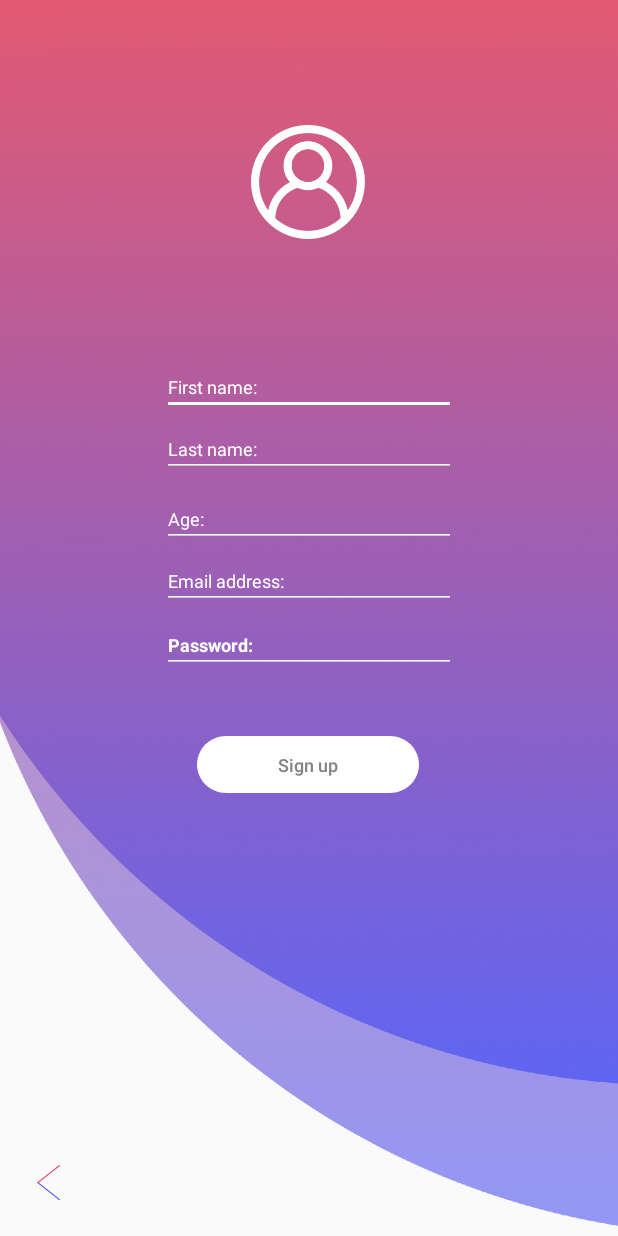
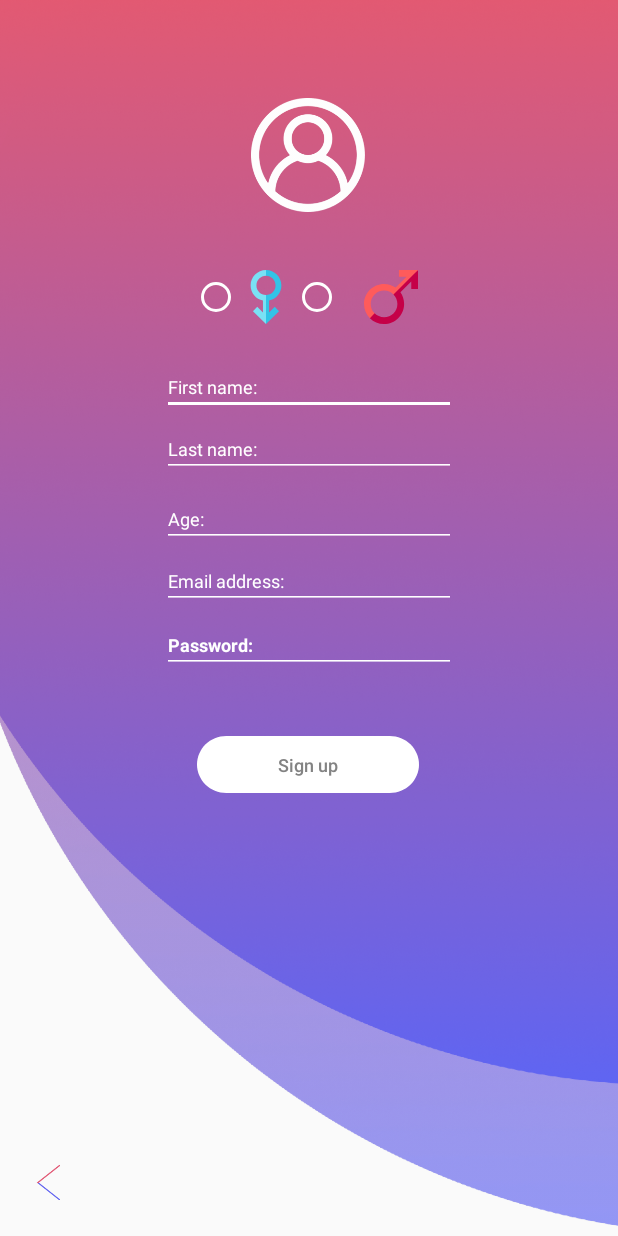
Before and after one commit to AmerBiro/Registeration_Design, an Android app: the Sign_Up screen opened directly, with no data from a screen before it, on a phone screen of 412 x 824 dp. Run offline under Robolectric (Android 15) with nearby library versions, the phone set to English and light mode, and no system bars.

Commit message:
Registeration design is ready

```diff
--- /dev/null
+++ b/app/src/main/res/drawable/ic_female_.xml
@@ -0,0 +1,5 @@
+<vector android:height="36dp" android:viewportHeight="512"
+    android:viewportWidth="512" android:width="36dp" xmlns:android="http://schemas.android.com/apk/res/android">
+    <path android:fillColor="#79e1f5" android:pathData="m165.272,145.9c0,-50.108 40.62,-90.728 90.728,-90.728l23.113,-27.266 -23.113,-27.906c-80.578,0 -145.9,65.322 -145.9,145.9 0,70.706 50.297,129.659 117.063,143.045v114.811l-54.154,-54.154 -40.782,40.782 123.773,121.481 11.983,-159.813 -11.983,-115.424c-50.108,0 -90.728,-40.62 -90.728,-90.728z"/>
+    <path android:fillColor="#31c3e7" android:pathData="m379.773,390.384 l-40.782,-40.782 -54.154,54.154v-114.811c66.766,-13.386 117.063,-72.339 117.063,-143.045 0,-80.578 -65.322,-145.9 -145.9,-145.9v55.172c50.108,0 90.728,40.62 90.728,90.728s-40.62,90.728 -90.728,90.728v275.236l0.138,0.135z"/>
+</vector>
--- /dev/null
+++ b/app/src/main/res/drawable/ic_male_.xml
@@ -0,0 +1,5 @@
+<vector android:height="36dp" android:viewportHeight="512"
+    android:viewportWidth="512" android:width="36dp" xmlns:android="http://schemas.android.com/apk/res/android">
+    <path android:fillColor="#c50048" android:pathData="m316.602,321.832c0,69.716 -56.718,126.434 -126.434,126.434 -34.858,0 -66.466,-14.179 -89.36,-37.073h-39.141l-5.968,45.109c34.414,34.413 81.956,55.698 134.469,55.698 105.027,0 190.168,-85.141 190.168,-190.168 0,-40.999 -12.975,-78.967 -35.042,-110.023l102.92,-102.92v71.786h63.786v-180.675l-222.333,190.333 -10.138,42.138c22.893,22.895 37.073,54.503 37.073,89.361z"/>
+    <path android:fillColor="#ff5b5b" android:pathData="m331.275,63.785h71.837l-102.92,102.92c-31.057,-22.067 -69.024,-35.042 -110.023,-35.042 -105.028,0.001 -190.169,85.142 -190.169,190.169 0,52.513 21.285,100.055 55.699,134.469l45.109,-45.109c-22.894,-22.894 -37.073,-54.502 -37.073,-89.36 0,-69.716 56.718,-126.434 126.434,-126.434 34.858,0 66.466,14.18 89.36,37.073l232.471,-232.471h-180.725z"/>
+</vector>
--- a/app/src/main/res/layout/activity_sign__up.xml
+++ b/app/src/main/res/layout/activity_sign__up.xml
@@ -19,7 +19,7 @@
         app:layout_constraintHorizontal_bias="0.498"
         app:layout_constraintStart_toStartOf="parent"
         app:layout_constraintTop_toTopOf="parent"
-        app:layout_constraintVertical_bias="0.111"
+        app:layout_constraintVertical_bias="0.087"
         tools:ignore="MissingConstraints" />
 
     <ImageButton
@@ -139,5 +139,46 @@
         app:layout_constraintTop_toTopOf="parent"
         app:layout_constraintVertical_bias="0.357" />
 
+    <RadioGroup
+        android:layout_width="wrap_content"
+        android:layout_height="wrap_content"
+        android:layout_marginStart="128dp"
+        android:orientation="horizontal"
+        app:layout_constraintBottom_toBottomOf="parent"
+        app:layout_constraintEnd_toEndOf="parent"
+        app:layout_constraintStart_toStartOf="parent"
+        app:layout_constraintTop_toTopOf="parent"
+        app:layout_constraintHorizontal_bias="0.0"
+
+        app:layout_constraintVertical_bias="0.224">
+
+        <RadioButton
+            android:id="@+id/id_radiobutton_female"
+            android:layout_width="67dp"
+            android:layout_height="48dp"
+            android:buttonTint="@color/white"
+            android:drawableRight="@drawable/ic_female_"
+            app:layout_constraintBottom_toBottomOf="parent"
+            app:layout_constraintEnd_toEndOf="parent"
+            app:layout_constraintHorizontal_bias="0.963"
+            app:layout_constraintStart_toStartOf="parent"
+            app:layout_constraintTop_toTopOf="parent"
+            app:layout_constraintVertical_bias="0.229" />
+
+        <RadioButton
+            android:id="@+id/id_radiobutton_male"
+            android:layout_width="83dp"
+            android:layout_height="48dp"
+            android:layout_marginEnd="212dp"
+            android:buttonTint="@color/white"
+            android:drawableRight="@drawable/ic_male_"
+            app:layout_constraintBottom_toBottomOf="parent"
+            app:layout_constraintEnd_toEndOf="parent"
+            app:layout_constraintHorizontal_bias="0.893"
+            app:layout_constraintStart_toStartOf="parent"
+            app:layout_constraintTop_toTopOf="parent"
+            app:layout_constraintVertical_bias="0.231" />
+
+    </RadioGroup>
 
 </androidx.constraintlayout.widget.ConstraintLayout>
```
